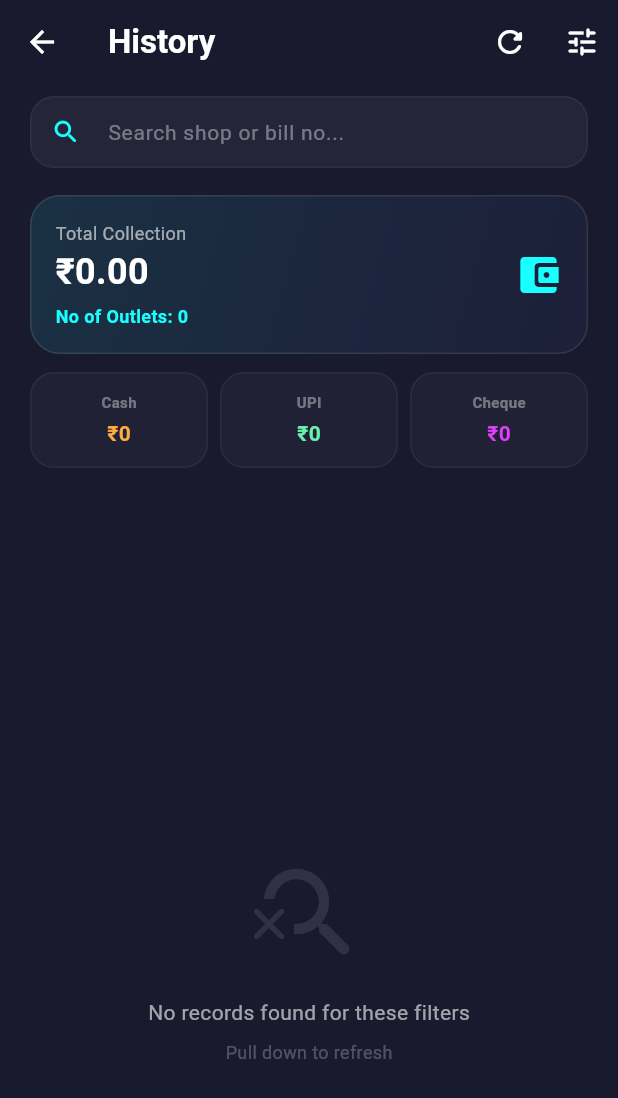
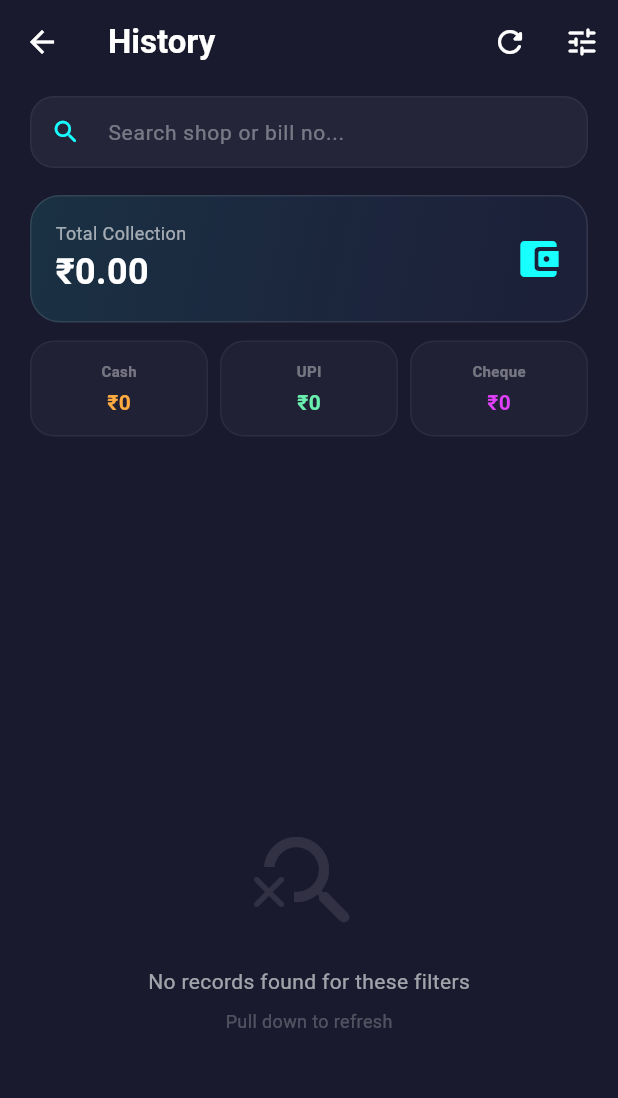
Before and after one commit to sjsuriya2528/Collection_Logger, a Flutter app: the CollectionHistoryScreen screen opened directly, after a tap on "Clear", on a phone screen of 412 x 824 dp. Shown: the top 1098 px of the screen. Run offline on Flutter 3.47's test engine with Material 3 defaults, Android fonts, the phone set to English and light mode, and no system bars; our stand-ins replace connectivity_plus, dio, file_picker, firebase_core, firebase_messaging, flutter_local_notifications and 9 more; missing offline and left inert: local_notifier, workmanager; accounts and stored records are empty; statements that could not run were skipped.

Commit message:
Restore missing variables and finalize outlet logic

```diff
--- a/lib/screens/employee/history_screen.dart
+++ b/lib/screens/employee/history_screen.dart
@@ -95,7 +95,6 @@ class _CollectionHistoryScreenState extends State<CollectionHistoryScreen> {
     double upi = 0;
     double cheque = 0;
     final Map<String, List<Collection>> grouped = {};
-    final Set<String> uniqueVisits = {};
 
     for (var c in collProvider.collections) {
       // 1. Filtering
@@ -128,7 +127,6 @@ class _CollectionHistoryScreenState extends State<CollectionHistoryScreen> {
         filtered.add(c);
 
         // 2. Summary Calculations
-        uniqueVisits.add('${c.shopName.trim().toLowerCase()}_${c.date.year}_${c.date.month}_${c.date.day}');
         total += c.amount;
         if (c.paymentMode == PaymentMode.cash) cash += c.amount;
         else if (c.paymentMode == PaymentMode.upi) upi += c.amount;
@@ -217,7 +215,7 @@ class _CollectionHistoryScreenState extends State<CollectionHistoryScreen> {
           ),
 
           // Summary Header
-          _buildSummaryHeader(total, cash, upi, cheque, uniqueVisits.length),
+          _buildSummaryHeader(total, cash, upi, cheque, groupIds.length),
 
           if (_startDate != null || _selectedMode != 'all' || _selectedStatusFilter != 'all')
             Padding(
@@ -886,8 +884,13 @@ class _CollectionHistoryScreenState extends State<CollectionHistoryScreen> {
                         children: [
                           const Text('Total Collection', style: TextStyle(color: Colors.white60, fontSize: 12)),
                           Text('₹${total.toStringAsFixed(2)}', style: const TextStyle(color: Colors.white, fontSize: 24, fontWeight: FontWeight.bold)),
-                          const SizedBox(height: 4),
-                          Text('No of Outlets: $count', style: const TextStyle(color: Colors.cyanAccent, fontSize: 12, fontWeight: FontWeight.bold)),
+                          if (_startDate != null && _endDate != null &&
+                              _startDate!.year == DateTime.now().year && _startDate!.month == DateTime.now().month && _startDate!.day == DateTime.now().day &&
+                              _endDate!.year == DateTime.now().year && _endDate!.month == DateTime.now().month && _endDate!.day == DateTime.now().day &&
+                              _selectedMode == 'all' && _selectedStatusFilter == 'all') ...[
+                            const SizedBox(height: 4),
+                            Text('No of Outlets: $count', style: const TextStyle(color: Colors.cyanAccent, fontSize: 12, fontWeight: FontWeight.bold)),
+                          ],
                         ],
                       ),
                       const Icon(Icons.account_balance_wallet_rounded, color: Colors.cyanAccent, size: 32),
--- a/pubspec.yaml
+++ b/pubspec.yaml
@@ -16,7 +16,7 @@ publish_to: 'none' # Remove this line if you wish to publish to pub.dev
 # https://developer.apple.com/library/archive/documentation/General/Reference/InfoPlistKeyReference/Articles/CoreFoundationKeys.html
 # In Windows, build-name is used as the major, minor, and patch parts
 # of the product and file versions while build-number is used as the build suffix.
-version: 1.0.6+1
+version: 1.1.0+1
 
 environment:
   sdk: ^3.10.7
```
Also changed, not shown: lib/providers/collection_provider.dart (+4 -3 lines), lib/screens/admin/employee_history_screen.dart (+17 -12 lines), 1 other file.
